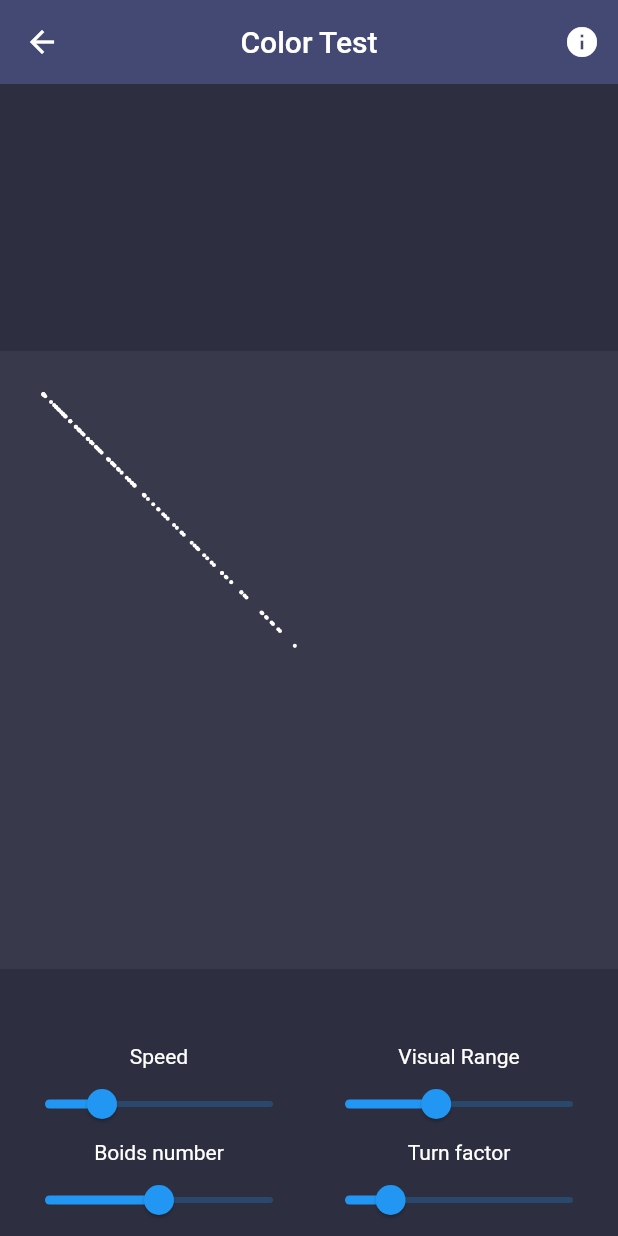
After one commit to ikramhasan/Flutter-Artbook, a Flutter app: the MyHomePage screen opened directly, on a phone screen of 412 x 824 dp. The commit adds this screen. Run offline on Flutter 3.47's test engine with Material 2 defaults, Android fonts, the phone set to English and light mode, and no system bars; our stand-ins replace get; missing offline and left inert: dart:html.

Commit message:
ADDED:Boid simulation and Sierpinski Traingles

```diff
--- /dev/null
+++ b/lib/arts/boid_simulation.dart
@@ -0,0 +1,428 @@
+/// Boids algorithm ported from JS to Dart by Dominik Roszkowski
+/// Original version by Ben Eater licensesd under MIT
+/// Available https://github.com/beneater/boids
+///
+/// Check out the Smarter Every Day video about
+/// this simulation https://www.youtube.com/watch?v=4LWmRuB-uNU
+///
+/// Find me on Twitter https://twitter.com/OrestesGaolin
+/// And my website https://roszkowski.dev/
+import 'dart:math' as math;
+import 'dart:html' as html;
+import 'package:flutter/material.dart';
+import 'package:flutter/src/scheduler/ticker.dart';
+import 'package:get/get.dart';
+
+const double kSize = 150.0;
+
+class BoidSim extends StatelessWidget {
+  @override
+  Widget build(BuildContext context) {
+    return MaterialApp(
+      title: 'Boids algorithm demonstration',
+      debugShowCheckedModeBanner: false,
+      theme: ThemeData(
+        primarySwatch: Colors.blue,
+        visualDensity: VisualDensity.adaptivePlatformDensity,
+        colorScheme: ColorScheme.dark(),
+      ),
+      home: MyHomePage(),
+    );
+  }
+}
+
+class MyHomePage extends StatefulWidget {
+  MyHomePage({Key key}) : super(key: key);
+
+  @override
+  _MyHomePageState createState() => _MyHomePageState();
+}
+
+class _MyHomePageState extends State<MyHomePage> with TickerProviderStateMixin {
+  BoidSimulation simulation;
+
+  @override
+  void initState() {
+    super.initState();
+    simulation = BoidSimulation(this);
+  }
+
+  @override
+  Widget build(BuildContext context) {
+    return Scaffold(
+      backgroundColor: Color(0xFF2D2F41),
+      appBar: AppBar(
+        leading: IconButton(
+          icon: Icon(Icons.arrow_back),
+          onPressed: () => Get.back(),
+        ),
+        backgroundColor: Color(0xFF444974),
+        elevation: 0,
+        title: Text('Color Test'),
+        centerTitle: true,
+        actions: [
+          IconButton(
+            icon: Icon(Icons.info),
+            onPressed: () {
+              showDialog(
+                context: context,
+                builder: (context) => AboutDialog(
+                  children: [
+                    SelectableText(
+                        'This simulation is a Dart port of Boids algorithm demonstration '
+                        'created by Ben Eater. '),
+                    Container(),
+                    SelectableText(
+                        'You can see original source on https://github.com/beneater/boids'),
+                    Center(
+                      child: FlatButton.icon(
+                        icon: Icon(
+                          Icons.open_in_new,
+                          color: Colors.black45,
+                        ),
+                        label: Text(
+                          'Follow me on Twitter',
+                          style: TextStyle(color: Colors.black54),
+                        ),
+                        onPressed: () {
+                          html.window.open(
+                              'https://twitter.com/OrestesGaolin', 'Twitter');
+                        },
+                      ),
+                    ),
+                  ],
+                ),
+              );
+            },
+          )
+        ],
+      ),
+      body: AnimatedBuilder(
+        animation: simulation,
+        builder: (context, child) => Stack(
+          children: [
+            Center(
+              child: CustomPaint(
+                painter: BoidPainter(simulation.boids),
+                child: Container(
+                  height: MediaQuery.of(context).size.shortestSide,
+                  width: MediaQuery.of(context).size.shortestSide,
+                  color: Colors.white.withOpacity(0.05),
+                ),
+              ),
+            ),
+            Positioned(
+              left: 0,
+              bottom: 0,
+              right: 0,
+              child: Wrap(
+                alignment: WrapAlignment.center,
+                children: [
+                  Container(
+                    width: 200,
+                    child: Column(
+                      children: [
+                        Text(
+                          'Speed',
+                          style: TextStyle(color: Colors.white),
+                        ),
+                        Slider(
+                          value: simulation?.speedLimit,
+                          min: 0.0,
+                          max: 20.0,
+                          onChanged: (value) {
+                            simulation.speedLimit = value;
+                          },
+                        ),
+                      ],
+                    ),
+                  ),
+                  Container(
+                    width: 200,
+                    child: Column(
+                      children: [
+                        Text(
+                          'Visual Range',
+                          style: TextStyle(color: Colors.white),
+                        ),
+                        Slider(
+                          value: simulation?.visualRange,
+                          min: 0.0,
+                          max: 100.0,
+                          onChanged: (value) {
+                            simulation.visualRange = value;
+                          },
+                        ),
+                      ],
+                    ),
+                  ),
+                  Container(
+                    width: 200,
+                    child: Column(
+                      children: [
+                        Text(
+                          'Boids number',
+                          style: TextStyle(color: Colors.white),
+                        ),
+                        Slider(
+                          value: simulation?.numBoids?.toDouble(),
+                          min: 0,
+                          max: 200,
+                          onChanged: (value) {
+                            simulation.setBoidsNumber(value.toInt());
+                          },
+                        ),
+                      ],
+                    ),
+                  ),
+                  Container(
+                    width: 200,
+                    child: Column(
+                      children: [
+                        Text(
+                          'Turn factor',
+                          style: TextStyle(color: Colors.white),
+                        ),
+                        Slider(
+                          value: simulation?.turnFactor,
+                          min: 0.0,
+                          max: 1.0,
+                          onChanged: (value) {
+                            simulation.turnFactor = value;
+                          },
+                        ),
+                      ],
+                    ),
+                  ),
+                ],
+              ),
+            ),
+          ],
+        ),
+      ),
+    );
+  }
+}
+
+class BoidPainter extends CustomPainter {
+  final List<Boid> boids;
+  BoidPainter(this.boids);
+
+  @override
+  void paint(Canvas canvas, Size size) {
+    final scale = size.shortestSide / kSize / 2;
+    canvas.translate(size.width / 4, size.height / 4);
+    canvas.scale(scale);
+    canvas.save();
+    for (var boid in boids) {
+      canvas.drawCircle(boid.position, 1.0, Paint()..color = Colors.white);
+    }
+    canvas.restore();
+  }
+
+  @override
+  bool shouldRepaint(CustomPainter oldDelegate) {
+    return true;
+  }
+}
+
+class Boid {
+  double x;
+  double y;
+  double dx;
+  double dy;
+
+  Offset get position => Offset(x, y);
+  Offset get velocity => Offset(dx, dy);
+
+  List<Offset> history = [];
+
+  Boid(this.x, this.y, this.dx, this.dy);
+
+  bool operator ==(dynamic other) {
+    if (other is Boid) {
+      return other.x == this.x &&
+          other.y == this.y &&
+          other.dx == this.dx &&
+          other.dy == this.dy;
+    } else
+      return false;
+  }
+
+  @override
+  int get hashCode => (x * y * dx * dy).toInt();
+}
+
+class BoidSimulation extends ChangeNotifier {
+  double speedLimit = 5.0;
+  double visualRange = 40.0;
+  int numBoids = 100;
+  double turnFactor = 0.2;
+
+  final double width = kSize;
+  final double height = kSize;
+
+  final List<Boid> boids = [];
+  final TickerProvider vsync;
+  Ticker _ticker;
+  double _time = 0.0;
+
+  BoidSimulation(this.vsync) {
+    initBoids();
+    _ticker = vsync.createTicker(_onEachTick)..start();
+  }
+
+  void _onEachTick(Duration deltaTime) {
+    final lastFrameTime = deltaTime.inMilliseconds.toDouble() / 1000.0;
+    _time += lastFrameTime;
+
+    for (var boid in boids) {
+      // Update the velocities according to each rule
+      _flyTowardsCenter(boid);
+      _avoidOthers(boid);
+      _matchVelocity(boid);
+      limitSpeed(boid);
+      _keepWithinBounds(boid);
+
+      // Update the position based on the current velocity
+      boid.x += boid.dx;
+      boid.y += boid.dy;
+      boid.history.add(boid.position);
+      boid.history = boid.history.take(50).toList();
+    }
+
+    notifyListeners();
+  }
+
+  @override
+  void dispose() {
+    _ticker.dispose();
+    super.dispose();
+  }
+
+  void initBoids([int init = 0]) {
+    for (var i = init; i < numBoids; i++) {
+      final x = math.Random().nextDouble() * width;
+      final y = math.Random().nextDouble() * height;
+      final dx = math.Random().nextDouble() * 10 - 5;
+      final dy = math.Random().nextDouble() * 10 - 5;
+      boids.add(Boid(x, y, dx, dy));
+    }
+  }
+
+  void setBoidsNumber(int value) {
+    numBoids = value;
+    if (numBoids < boids.length) {
+      boids.removeRange(numBoids, boids.length);
+    } else {
+      initBoids(boids.length);
+    }
+  }
+
+  double _distance(Boid boid1, Boid boid2) {
+    return math.sqrt(
+      (boid1.x - boid2.x) * (boid1.x - boid2.x) +
+          (boid1.y - boid2.y) * (boid1.y - boid2.y),
+    );
+  }
+
+  /// Constrain a boid to within the window. If it gets too close to an edge,
+  /// nudge it back in and reverse its direction.
+  void _keepWithinBounds(Boid boid) {
+    const margin = 50;
+
+    if (boid.x < width + margin) {
+      boid.dx += turnFactor;
+    }
+    if (boid.x > -margin) {
+      boid.dx -= turnFactor;
+    }
+    if (boid.y < height + margin) {
+      boid.dy += turnFactor;
+    }
+    if (boid.y > -margin) {
+      boid.dy -= turnFactor;
+    }
+  }
+
+  /// Find the center of mass of the other boids and adjust velocity slightly to
+  /// point towards the center of mass.
+  void _flyTowardsCenter(Boid boid) {
+    const centeringFactor = 0.005; // adjust velocity by this %
+
+    var centerX = 0.0;
+    var centerY = 0.0;
+    var numNeighbors = 0.0;
+
+    for (var otherBoid in boids) {
+      if (_distance(boid, otherBoid) < visualRange) {
+        centerX += otherBoid.x;
+        centerY += otherBoid.y;
+        numNeighbors += 1;
+      }
+    }
+
+    if (numNeighbors > 0.0) {
+      centerX = centerX / numNeighbors;
+      centerY = centerY / numNeighbors;
+
+      boid.dx += (centerX - boid.x) * centeringFactor;
+      boid.dy += (centerY - boid.y) * centeringFactor;
+    }
+  }
+
+  /// Move away from other boids that are too close to avoid colliding
+  void _avoidOthers(Boid boid) {
+    const minDistance = 10; // The distance to stay away from other boids
+    const avoidFactor = 0.01; // Adjust velocity by this %
+    var moveX = 0.0;
+    var moveY = 0.0;
+    for (var otherBoid in boids) {
+      if (otherBoid != boid) {
+        if (_distance(boid, otherBoid) < minDistance) {
+          moveX += boid.x - otherBoid.x;
+          moveY += boid.y - otherBoid.y;
+        }
+      }
+    }
+
+    boid.dx += moveX * avoidFactor;
+    boid.dy += moveY * avoidFactor;
+  }
+
+  /// Find the average velocity (speed and direction) of the other boids and
+  /// adjust velocity slightly to match.
+  void _matchVelocity(Boid boid) {
+    const matchingFactor = 0.05; // Adjust by this % of average velocity
+
+    var avgDX = 0.0;
+    var avgDY = 0.0;
+    var numNeighbors = 0.0;
+
+    for (var otherBoid in boids) {
+      if (_distance(boid, otherBoid) < visualRange) {
+        avgDX += otherBoid.dx;
+        avgDY += otherBoid.dy;
+        numNeighbors += 1;
+      }
+    }
+
+    if (numNeighbors > 0.0) {
+      avgDX = avgDX / numNeighbors;
+      avgDY = avgDY / numNeighbors;
+
+      boid.dx += (avgDX - boid.dx) * matchingFactor;
+      boid.dy += (avgDY - boid.dy) * matchingFactor;
+    }
+  }
+
+  /// Speed will naturally vary in flocking behavior, but real animals can't go
+  /// arbitrarily fast.
+  void limitSpeed(boid) {
+    final speed = math.sqrt(boid.dx * boid.dx + boid.dy * boid.dy);
+    if (speed > speedLimit) {
+      boid.dx = (boid.dx / speed) * speedLimit;
+      boid.dy = (boid.dy / speed) * speedLimit;
+    }
+  }
+}
--- a/lib/homepage.dart
+++ b/lib/homepage.dart
@@ -1,8 +1,10 @@
 import 'package:artbook/arts/algrafx.dart';
+import 'package:artbook/arts/boid_simulation.dart';
 import 'package:artbook/arts/clock.dart';
 import 'package:artbook/arts/color_test.dart';
 import 'package:artbook/arts/dancing_phyllotaxis.dart';
 import 'package:artbook/arts/planet_simulator.dart';
+import 'package:artbook/arts/sierpinski_triangle.dart';
 import 'package:artbook/arts/spinnies.dart';
 import 'package:flutter/material.dart';
 import 'package:get/get.dart';
@@ -112,6 +114,30 @@ class _HomePageState extends State<HomePage> {
                 ),
               ),
             ),
+            InkWell(
+              highlightColor: Color(0xFF444974),
+              onTap: () {
+                Get.to(BoidSim());
+              },
+              child: ListTile(
+                title: Text(
+                  'Boids Simulation',
+                  style: TextStyle(color: Color(0xFFEAECFF)),
+                ),
+              ),
+            ),
+            InkWell(
+              highlightColor: Color(0xFF444974),
+              onTap: () {
+                Get.to(Sierpinski());
+              },
+              child: ListTile(
+                title: Text(
+                  'Sierpinski Triangle',
+                  style: TextStyle(color: Color(0xFFEAECFF)),
+                ),
+              ),
+            ),
           ],
         ),
       ),
```
Also changed, not shown: lib/arts/sierpinski_triangle.dart (added, +172 -0 lines), 1 other file.
